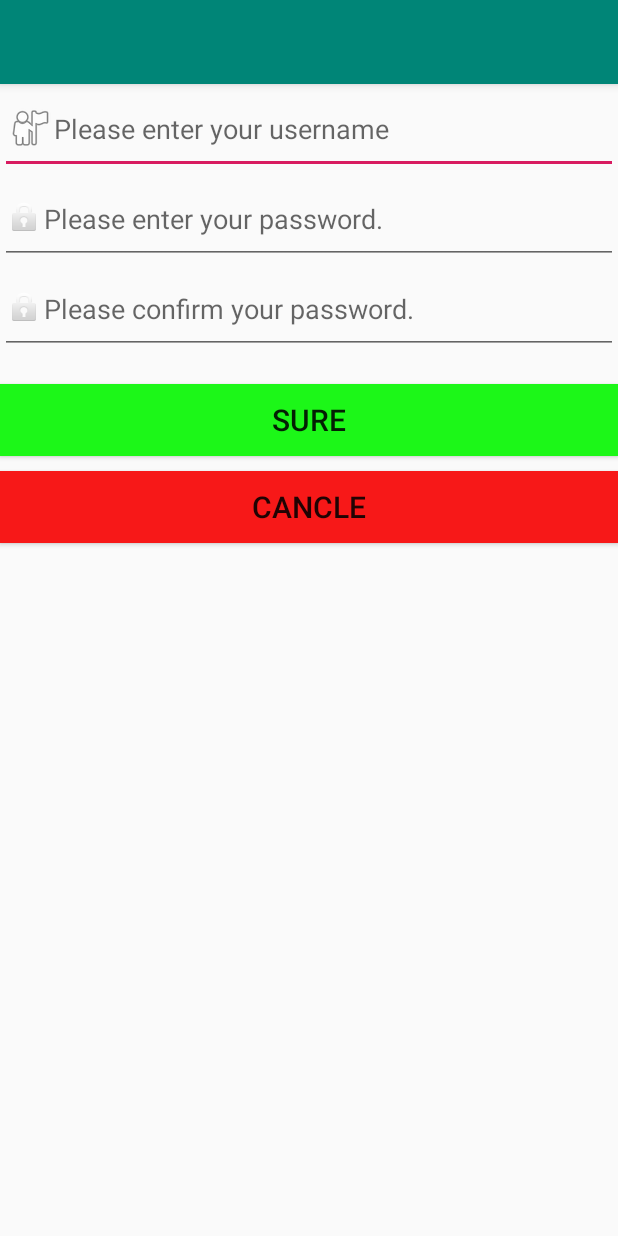
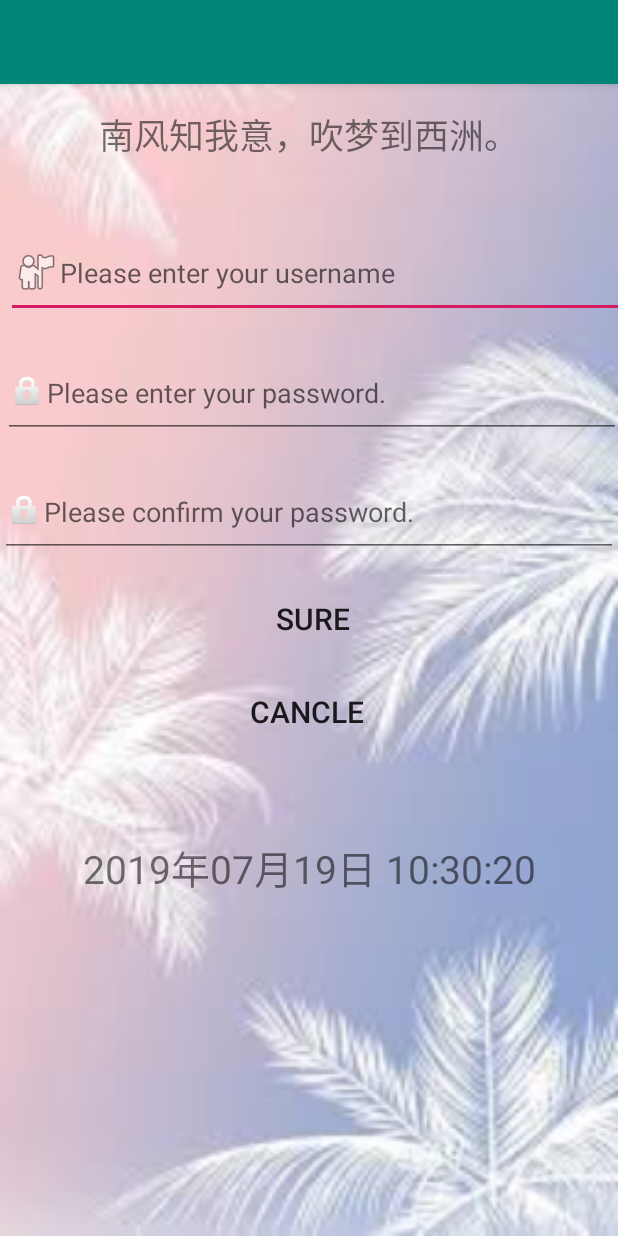
Before and after one commit to niuxingwei/AndroidWork, an Android app: the Sign screen opened directly, with no data from a screen before it, on a phone screen of 412 x 824 dp. Run offline under Robolectric (Android 15) with nearby library versions, the phone set to English and light mode, and no system bars.

Commit message:
牛兴炜 最终更新

```diff
--- a/app/src/main/java/com/example/teamwork/Sign.java
+++ b/app/src/main/java/com/example/teamwork/Sign.java
@@ -12,7 +12,11 @@ import android.os.Bundle;
 import android.view.View;
 import android.widget.Button;
 import android.widget.EditText;
+import android.widget.TextView;
 import android.widget.Toast;
+
+import java.text.SimpleDateFormat;
+import java.util.Date;
 
 
 public class Sign extends AppCompatActivity implements View.OnClickListener {
@@ -23,6 +27,7 @@ public class Sign extends AppCompatActivity implements View.OnClickListener {
     private EditText signmUser_name;
     private EditText signUser_pwd;
     private EditText signRepet_pwd;
+    private TextView timeText;
 
 
     //函数入口
@@ -31,6 +36,9 @@ public class Sign extends AppCompatActivity implements View.OnClickListener {
         super.onCreate(savedInstanceState);
         setContentView(R.layout.activity_sign);
         init();
+        SimpleDateFormat simpleDateFormat = new SimpleDateFormat("yyyy年MM月dd日 HH:mm:ss");
+        Date date = new Date(System.currentTimeMillis());
+        timeText.setText( simpleDateFormat.format(date));
     }
 
     //    初始化成员变量
@@ -40,6 +48,7 @@ public class Sign extends AppCompatActivity implements View.OnClickListener {
         signmUser_name = findViewById(R.id.resetpwd_edit_name);
         signUser_pwd = findViewById(R.id.resetpwd_edit_pwd_new);
         signRepet_pwd = findViewById(R.id.resetpwd_edit_pwd_old);
+        timeText = findViewById(R.id.SIGNTime);
 //        事件注册
         SureButton.setOnClickListener(this);
         CancleButton.setOnClickListener(this);
--- a/app/src/main/res/layout/activity_sign.xml
+++ b/app/src/main/res/layout/activity_sign.xml
@@ -3,17 +3,33 @@
     xmlns:tools="http://schemas.android.com/tools"
     android:layout_width="match_parent"
     android:layout_height="match_parent"
-    tools:context=".Sign">
+    tools:context=".Sign"
+    android:background="@drawable/sign">
+
+    <TextView
+        android:id="@+id/title"
+        android:layout_width="match_parent"
+        android:layout_height="68dp"
+        android:gravity="center"
+        android:layout_alignParentTop="true"
+        android:text="南风知我意，吹梦到西洲。"
+        android:textSize="23dp"/>
 
     <EditText
         android:id="@+id/resetpwd_edit_name"
         android:layout_width="wrap_content"
         android:layout_height="60dp"
+        android:layout_below="@+id/title"
         android:layout_alignStart="@+id/resetpwd_edit_pwd_new"
         android:layout_alignLeft="@+id/resetpwd_edit_pwd_new"
         android:layout_alignEnd="@+id/resetpwd_edit_pwd_new"
         android:layout_alignRight="@+id/resetpwd_edit_pwd_new"
-        android:layout_alignParentTop="true"
+        android:layout_alignParentTop="false"
+        android:layout_marginStart="4dp"
+        android:layout_marginLeft="4dp"
+        android:layout_marginTop="28dp"
+        android:layout_marginEnd="-4dp"
+        android:layout_marginRight="-4dp"
         android:drawableLeft="@android:drawable/ic_menu_myplaces"
         android:ems="10"
         android:hint="Please enter your username"
@@ -28,6 +44,11 @@
         android:layout_alignLeft="@+id/resetpwd_edit_name"
         android:layout_alignEnd="@+id/resetpwd_edit_name"
         android:layout_alignRight="@+id/resetpwd_edit_name"
+        android:layout_marginStart="-2dp"
+        android:layout_marginLeft="-2dp"
+        android:layout_marginTop="20dp"
+        android:layout_marginEnd="2dp"
+        android:layout_marginRight="2dp"
         android:drawableLeft="@android:drawable/ic_lock_idle_lock"
         android:ems="10"
         android:hint="Please enter your password."
@@ -40,17 +61,30 @@
         android:layout_below="@+id/register_btn_sure"
         android:layout_alignStart="@+id/register_btn_sure"
         android:layout_alignLeft="@+id/register_btn_sure"
-        android:layout_marginTop="10dp"
-        android:background="#f71818"
+        android:layout_marginStart="-8dp"
+        android:layout_marginLeft="-8dp"
+        android:layout_marginTop="14dp"
+        android:background="#0000"
         android:text="Cancle"
         android:textSize="20dp" />
+
+    <TextView
+        android:id="@+id/SIGNTime"
+        android:layout_width="fill_parent"
+        android:layout_height="wrap_content"
+        android:layout_below="@+id/register_btn_cancel"
+        android:layout_marginTop="60dp"
+        android:background="#0000"
+        android:gravity="center"
+        android:text="Time"
+        android:textSize="26dp" />
 
     <EditText
         android:id="@+id/resetpwd_edit_pwd_new"
         android:layout_width="fill_parent"
         android:layout_height="60dp"
         android:layout_below="@+id/resetpwd_edit_pwd_old"
-        android:layout_centerHorizontal="true"
+        android:layout_marginTop="19dp"
         android:drawableLeft="@android:drawable/ic_lock_idle_lock"
         android:ems="10"
         android:hint="Please confirm your password."
@@ -63,8 +97,10 @@
         android:layout_below="@+id/resetpwd_edit_pwd_new"
         android:layout_alignStart="@+id/resetpwd_edit_pwd_new"
         android:layout_alignLeft="@+id/resetpwd_edit_pwd_new"
-        android:layout_marginTop="20dp"
-        android:background="#1cf718"
+        android:layout_marginStart="5dp"
+        android:layout_marginLeft="5dp"
+        android:layout_marginTop="17dp"
+        android:background="#0000"
         android:text="Sure"
         android:textSize="20dp" />
 
--- a/app/src/main/res/values/styles.xml
+++ b/app/src/main/res/values/styles.xml
@@ -7,5 +7,4 @@
         <item name="colorPrimaryDark">@color/colorPrimaryDark</item>
         <item name="colorAccent">@color/colorAccent</item>
     </style>
-
 </resources>
```
Also changed, not shown: app/src/main/java/com/example/teamwork/Login.java (+21 -18 lines), app/src/main/java/com/example/teamwork/MainActivity.java (+10 -0 lines), app/src/main/java/com/example/teamwork/MyService.java (+36 -46 lines), app/src/main/java/com/example/teamwork/UserCenter.java (+63 -44 lines), app/src/main/res/layout/activity_login.xml (+16 -10 lines), app/src/main/res/layout/activity_main.xml (+2 -15 lines), app/src/main/res/layout/activity_user_center.xml (+47 -24 lines), app/src/main/res/drawable/bg.jpg (added), app/src/main/res/drawable/center.jpg (added), app/src/main/res/drawable/sign.jpg (added).
